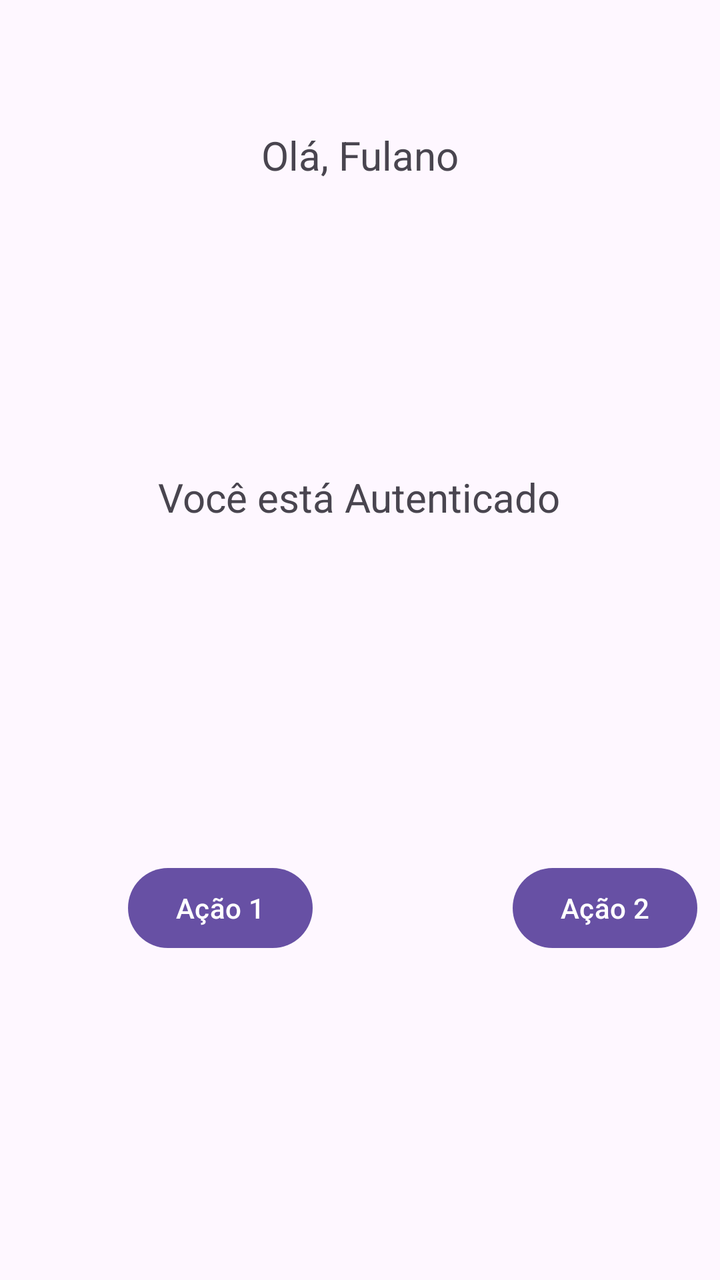
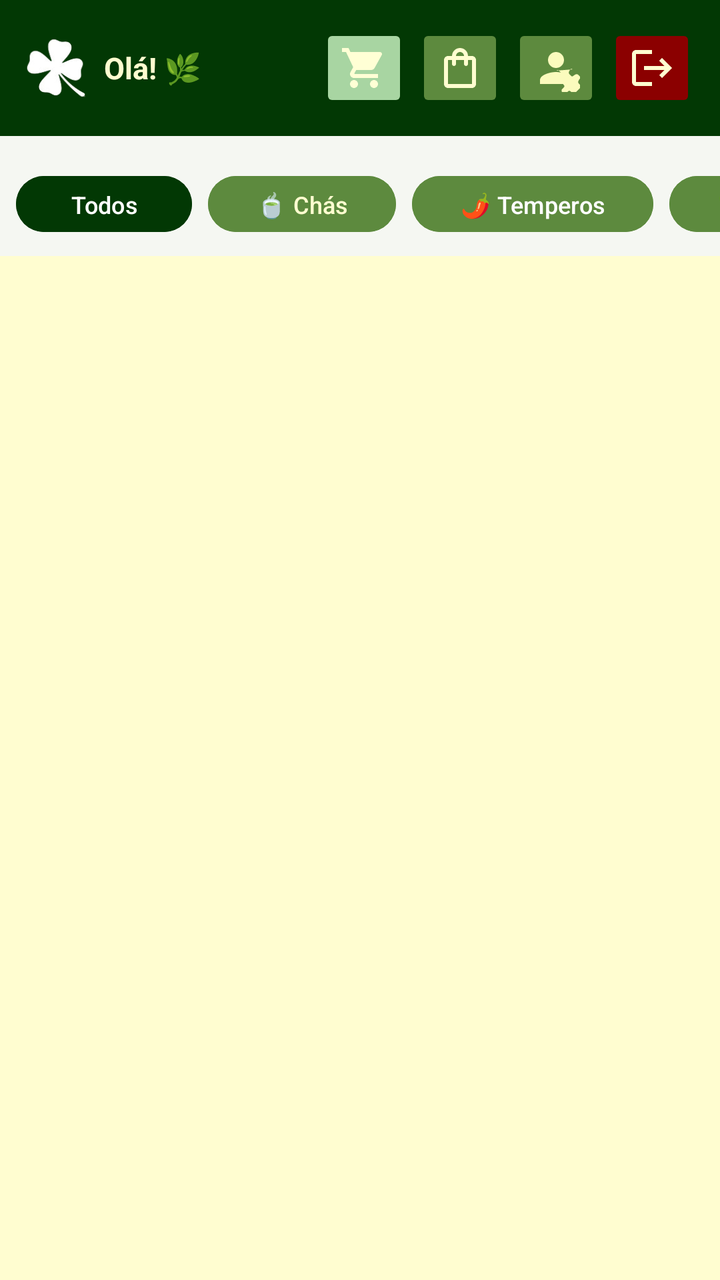

The first picture is an Android layout as it rendered before a commit; the second is the same layout after the commit. The layout source and the unified diff follow.
<!-- AndroidManifest.xml: application theme Theme.AppLoginTest -->
<!-- res/layout/activity_home.xml -->
<?xml version="1.0" encoding="utf-8"?>
<androidx.constraintlayout.widget.ConstraintLayout xmlns:android="http://schemas.android.com/apk/res/android"
    xmlns:app="http://schemas.android.com/apk/res-auto"
    xmlns:tools="http://schemas.android.com/tools"
    android:id="@+id/main"
    android:layout_width="match_parent"
    android:layout_height="match_parent"
    tools:context=".HomeActivity">

    <TextView
        android:id="@+id/textView2"
        android:layout_width="wrap_content"
        android:layout_height="wrap_content"
        android:layout_marginTop="64dp"
        android:text="Olá, Fulano"
        android:textSize="20sp"
        app:layout_constraintEnd_toEndOf="parent"
        app:layout_constraintStart_toStartOf="parent"
        app:layout_constraintTop_toTopOf="parent" />

    <TextView
        android:id="@+id/textView3"
        android:layout_width="wrap_content"
        android:layout_height="wrap_content"
        android:layout_marginTop="144dp"
        android:text="Você está Autenticado"
        android:textSize="20sp"
        app:layout_constraintEnd_toEndOf="parent"
        app:layout_constraintHorizontal_bias="0.498"
        app:layout_constraintStart_toStartOf="parent"
        app:layout_constraintTop_toBottomOf="@+id/textView2" />

    <Button
        android:id="@+id/button2"
        android:layout_width="wrap_content"
        android:layout_height="wrap_content"
        android:layout_marginStart="64dp"
        android:layout_marginTop="168dp"
        android:text="Ação 1"
        app:layout_constraintStart_toStartOf="parent"
        app:layout_constraintTop_toBottomOf="@+id/textView3" />

    <Button
        android:id="@+id/button3"
        android:layout_width="wrap_content"
        android:layout_height="wrap_content"
        android:layout_marginStart="100dp"
        android:text="Ação 2"
        app:layout_constraintBottom_toBottomOf="@+id/button2"
        app:layout_constraintStart_toEndOf="@+id/button2"
        app:layout_constraintTop_toTopOf="@+id/button2"
        app:layout_constraintVertical_bias="0.0" />
</androidx.constraintlayout.widget.ConstraintLayout>
<!-- resources referenced by this layout -->
<resources>
  <style name="Theme.AppLoginTest" parent="Base.Theme.AppLoginTest" />
  <style name="Base.Theme.AppLoginTest" parent="Theme.Material3.DayNight.NoActionBar">
          
          
      </style>
</resources>

<!-- the commit's change to res/layout/activity_home.xml (unified diff, before → after) -->
@@ -1,53 +1,173 @@
 <?xml version="1.0" encoding="utf-8"?>
 <androidx.constraintlayout.widget.ConstraintLayout xmlns:android="http://schemas.android.com/apk/res/android"
     xmlns:app="http://schemas.android.com/apk/res-auto"
-    xmlns:tools="http://schemas.android.com/tools"
     android:id="@+id/main"
     android:layout_width="match_parent"
     android:layout_height="match_parent"
-    tools:context=".HomeActivity">
+    android:background="#F5F7F2">
 
-    <TextView
-        android:id="@+id/textView2"
+    
+    <LinearLayout
+        android:id="@+id/header"
+        android:layout_width="0dp"
+        android:layout_height="wrap_content"
+        android:background="#023804"
+        android:orientation="horizontal"
+        android:padding="12dp"
+        android:gravity="center_vertical"
+        app:layout_constraintEnd_toEndOf="parent"
+        app:layout_constraintStart_toStartOf="parent"
+        app:layout_constraintTop_toTopOf="parent">
+
+        <ImageView
+            android:layout_width="32dp"
+            android:layout_height="32dp"
+            app:srcCompat="@drawable/icone_essencia" />
+
+        <TextView
+            android:id="@+id/tvSaudacao"
+            android:layout_width="0dp"
+            android:layout_height="wrap_content"
+            android:layout_marginStart="8dp"
+            android:layout_weight="1"
+            android:text="Olá! 🌿"
+            android:textColor="#FFFDD0"
+            android:textSize="15sp"
+            android:textStyle="bold" />
+
+        
+        <FrameLayout
+            android:layout_width="wrap_content"
+            android:layout_height="wrap_content">
+
+            <ImageButton
+                android:id="@+id/btnCarrinho"
+                android:layout_width="44dp"
+                android:layout_height="44dp"
+                android:backgroundTint="#A8D5A2"
+                android:padding="10dp"
+                android:src="@drawable/baseline_shopping_cart_24"
+                app:tint="#FFFFD5" />
+
+            <TextView
+                android:id="@+id/tvCarrinhoQtd"
+                android:layout_width="18dp"
+                android:layout_height="18dp"
+                android:layout_gravity="top|end"
+                android:background="#FF5722"
+                android:gravity="center"
+                android:text="0"
+                android:textColor="#FFFFFF"
+                android:textSize="10sp"
+                android:visibility="gone" />
+        </FrameLayout>
+
+        
+        <ImageButton
+            android:id="@+id/btnPedidos"
+            android:layout_width="44dp"
+            android:layout_height="44dp"
+            android:layout_marginStart="4dp"
+            android:backgroundTint="#5D8A3E"
+            android:padding="10dp"
+            android:src="@drawable/ic_pedidos"
+            app:tint="#FFFDD0"
+            app:cornerRadius="22dp" />
+
+        
+        <ImageButton
+            android:id="@+id/btnAdmin"
+            android:layout_width="44dp"
+            android:layout_height="44dp"
+            android:layout_marginStart="4dp"
+            android:backgroundTint="#5D8A3E"
+            android:padding="10dp"
+            android:src="@drawable/ic_account_settings"
+            app:tint="#FBFBBD"
+            app:cornerRadius="22dp" />
+
+        
+        <ImageButton
+            android:id="@+id/btnLogout"
+            android:layout_width="44dp"
+            android:layout_height="44dp"
+            android:layout_marginStart="4dp"
+            android:backgroundTint="#8B0000"
+            android:padding="10dp"
+            android:src="@drawable/ic_logout"
+            app:tint="#FFFDD0"
+            app:cornerRadius="22dp" />
+
+    </LinearLayout>
+
+    
+    <HorizontalScrollView
+        android:id="@+id/scrollCategorias"
+        android:layout_width="0dp"
+        android:layout_height="wrap_content"
+        android:layout_marginTop="8dp"
+        android:scrollbars="none"
+        app:layout_constraintEnd_toEndOf="parent"
+        app:layout_constraintStart_toStartOf="parent"
+        app:layout_constraintTop_toBottomOf="@+id/header">
+
+        <LinearLayout
+            android:layout_width="wrap_content"
+            android:layout_height="wrap_content"
+            android:orientation="horizontal"
+            android:padding="8dp">
+
+            <Button android:id="@+id/chipTodos"
+                android:layout_width="wrap_content" android:layout_height="36dp"
+                android:layout_marginEnd="8dp" android:backgroundTint="#023804"
+                android:text="Todos" android:textColor="#FFF" android:textSize="12sp"
+                app:cornerRadius="18dp" />
+
+            <Button android:id="@+id/chipChas"
+                android:layout_width="wrap_content" android:layout_height="36dp"
+                android:layout_marginEnd="8dp" android:backgroundTint="#5D8A3E"
+                android:text="🍵 Chás" android:textColor="#FFFDD0" android:textSize="12sp"
+                app:cornerRadius="18dp" />
+
+            <Button android:id="@+id/chipTemperos"
+                android:layout_width="wrap_content" android:layout_height="36dp"
+                android:layout_marginEnd="8dp" android:backgroundTint="#5D8A3E"
+                android:text="🌶 Temperos" android:textColor="#FFF" android:textSize="12sp"
+                app:cornerRadius="18dp" />
+
+            <Button android:id="@+id/chipErvas"
+                android:layout_width="wrap_content" android:layout_height="36dp"
+                android:layout_marginEnd="8dp" android:backgroundTint="#5D8A3E"
+                android:text="🌿 Ervas" android:textColor="#FFF" android:textSize="12sp"
+                app:cornerRadius="18dp" />
+
+            <Button android:id="@+id/chipCosmeticos"
+                android:layout_width="wrap_content" android:layout_height="36dp"
+                android:backgroundTint="#5D8A3E"
+                android:text="✨ Cosméticos" android:textColor="#FFF" android:textSize="12sp"
+                app:cornerRadius="18dp" />
+        </LinearLayout>
+    </HorizontalScrollView>
+
+    <ProgressBar
+        android:id="@+id/progressBar"
         android:layout_width="wrap_content"
         android:layout_height="wrap_content"
-        android:layout_marginTop="64dp"
-        android:text="Olá, Fulano"
-        android:textSize="20sp"
+        android:visibility="gone"
+        app:layout_constraintBottom_toBottomOf="parent"
         app:layout_constraintEnd_toEndOf="parent"
         app:layout_constraintStart_toStartOf="parent"
-        app:layout_constraintTop_toTopOf="parent" />
+        app:layout_constraintTop_toBottomOf="@+id/scrollCategorias" />
 
-    <TextView
-        android:id="@+id/textView3"
-        android:layout_width="wrap_content"
-        android:layout_height="wrap_content"
-        android:layout_marginTop="144dp"
-        android:text="Você está Autenticado"
-        android:textSize="20sp"
+    <androidx.recyclerview.widget.RecyclerView
+        android:id="@+id/recyclerProdutos"
+        android:layout_width="0dp"
+        android:layout_height="0dp"
+        android:padding="8dp"
+        android:background="#FFFDD0"
+        app:layout_constraintBottom_toBottomOf="parent"
         app:layout_constraintEnd_toEndOf="parent"
-        app:layout_constraintHorizontal_bias="0.498"
         app:layout_constraintStart_toStartOf="parent"
-        app:layout_constraintTop_toBottomOf="@+id/textView2" />
+        app:layout_constraintTop_toBottomOf="@+id/scrollCategorias" />
 
-    <Button
-        android:id="@+id/button2"
-        android:layout_width="wrap_content"
-        android:layout_height="wrap_content"
-        android:layout_marginStart="64dp"
-        android:layout_marginTop="168dp"
-        android:text="Ação 1"
-        app:layout_constraintStart_toStartOf="parent"
-        app:layout_constraintTop_toBottomOf="@+id/textView3" />
-
-    <Button
-        android:id="@+id/button3"
-        android:layout_width="wrap_content"
-        android:layout_height="wrap_content"
-        android:layout_marginStart="100dp"
-        android:text="Ação 2"
-        app:layout_constraintBottom_toBottomOf="@+id/button2"
-        app:layout_constraintStart_toEndOf="@+id/button2"
-        app:layout_constraintTop_toTopOf="@+id/button2"
-        app:layout_constraintVertical_bias="0.0" />
 </androidx.constraintlayout.widget.ConstraintLayout>
<!-- resource entries referenced after the edit -->
@@ -1,5 +1,46 @@
 <!-- resources referenced by this layout -->
 <resources>
+  <!-- drawable baseline_shopping_cart_24 (drawable) -->
+  <vector xmlns:android="http://schemas.android.com/apk/res/android" android:height="24dp" android:tint="#000000" android:viewportHeight="24" android:viewportWidth="24" android:width="24dp">
+        
+      <path android:fillColor="@android:color/white" android:pathData="M7,18c-1.1,0 -1.99,0.9 -1.99,2S5.9,22 7,22s2,-0.9 2,-2 -0.9,-2 -2,-2zM1,2v2h2l3.6,7.59 -1.35,2.45c-0.16,0.28 -0.25,0.61 -0.25,0.96 0,1.1 0.9,2 2,2h12v-2L7.42,15c-0.14,0 -0.25,-0.11 -0.25,-0.25l0.03,-0.12 0.9,-1.63h7.45c0.75,0 1.41,-0.41 1.75,-1.03l3.58,-6.49c0.08,-0.14 0.12,-0.31 0.12,-0.48 0,-0.55 -0.45,-1 -1,-1L5.21,4l-0.94,-2L1,2zM17,18c-1.1,0 -1.99,0.9 -1.99,2s0.89,2 1.99,2 2,-0.9 2,-2 -0.9,-2 -2,-2z"/>
+      
+  </vector>
+  <!-- drawable ic_account_settings (drawable) -->
+  <vector xmlns:android="http://schemas.android.com/apk/res/android"
+      android:width="24dp"
+      android:height="24dp"
+      android:viewportWidth="24"
+      android:viewportHeight="24"
+      android:tint="?attr/colorControlNormal">
+      <path
+          android:fillColor="@android:color/white"
+          android:pathData="M12,12c2.21,0 4,-1.79 4,-4s-1.79,-4 -4,-4s-4,1.79 -4,4s1.79,4 4,4zM12,14c-2.67,0 -8,1.34 -8,4v2h16v-2c0,-2.66 -5.33,-4 -8,-4z"/>
+      <path
+          android:fillColor="@android:color/white"
+          android:pathData="M20.2,12.7c-0.1,-0.2 -0.3,-0.3 -0.5,-0.3s-0.4,0.1 -0.5,0.3c-0.3,0.3 -0.5,0.7 -0.7,1.1c-0.1,0.2 -0.1,0.4 -0.1,0.6s0.1,0.4 0.2,0.6c0.3,0.3 0.6,0.6 0.9,0.9c0.2,0.2 0.4,0.3 0.6,0.3s0.4,-0.1 0.6,-0.3c0.3,-0.3 0.7,-0.5 1.1,-0.7c0.2,-0.1 0.4,-0.1 0.6,-0.1s0.4,0.1 0.6,0.2c0.3,0.3 0.6,0.6 0.9,0.9c0.2,0.2 0.3,0.4 0.3,0.6s-0.1,0.4 -0.3,0.6c-0.3,0.3 -0.5,0.7 -0.7,1.1c-0.1,0.2 -0.1,0.4 -0.1,0.6s0.1,0.4 0.2,0.6c0.3,0.3 0.6,0.6 0.9,0.9c0.2,0.2 0.3,0.4 0.3,0.6s-0.1,0.4 -0.3,0.6l-2.8,2.8c-0.2,0.2 -0.4,0.3 -0.6,0.3s-0.4,-0.1 -0.6,-0.3c-0.3,-0.3 -0.6,-0.6 -0.9,-0.9c-0.2,-0.2 -0.4,-0.3 -0.6,-0.3s-0.4,0.1 -0.6,0.2l-1.3,1.3c-0.2,0.2 -0.3,0.3 -0.6,0.3s-0.4,-0.1 -0.6,-0.3c-0.3,-0.3 -0.5,-0.7 -0.7,-1.1c-0.1,-0.2 -0.1,-0.4 -0.1,-0.6s0.1,-0.4 0.2,-0.6c0.3,-0.3 0.6,-0.6 0.9,-0.9c0.2,-0.2 0.3,-0.4 0.3,-0.6s-0.1,-0.4 -0.3,-0.6c-0.3,-0.3 -0.5,-0.7 -0.7,-1.1c-0.1,-0.2 -0.1,-0.4 -0.1,-0.6s0.1,-0.4 0.2,-0.6c0.3,-0.3 0.6,-0.6 0.9,-0.9c0.2,-0.2 0.3,-0.4 0.3,-0.6s-0.1,-0.4 -0.3,-0.6l-2.8,-2.8c-0.2,-0.2 -0.4,-0.3 -0.6,-0.3s-0.4,0.1 -0.6,0.3z"/>
+  </vector>
+  <!-- drawable ic_logout (drawable) -->
+  <vector xmlns:android="http://schemas.android.com/apk/res/android"
+      android:width="24dp"
+      android:height="24dp"
+      android:viewportWidth="24"
+      android:viewportHeight="24">
+      <path
+          android:fillColor="#FFFDD0"
+          android:pathData="M17,7l-1.41,1.41L18.17,11H8v2h10.17l-2.58,2.58L17,17l5,-5zM4,5h8V3H4C2.9,3 2,3.9 2,5v14c0,1.1 0.9,2 2,2h8v-2H4z"/>
+  </vector>
+  <!-- drawable ic_pedidos (drawable) -->
+  <vector xmlns:android="http://schemas.android.com/apk/res/android"
+      android:width="24dp"
+      android:height="24dp"
+      android:viewportWidth="24"
+      android:viewportHeight="24">
+      <path
+          android:fillColor="#FFFDD0"
+          android:pathData="M18,6h-2c0,-2.21 -1.79,-4 -4,-4S8,3.79 8,6H6c-1.1,0 -2,0.9 -2,2v12c0,1.1 0.9,2 2,2h12c1.1,0 2,-0.9 2,-2V8c0,-1.1 -0.9,-2 -2,-2zM12,4c1.1,0 2,0.9 2,2h-4c0,-1.1 0.9,-2 2,-2zM18,20H6V8h2v2c0,0.55 0.45,1 1,1s1,-0.45 1,-1V8h4v2c0,0.55 0.45,1 1,1s1,-0.45 1,-1V8h2v12z"/>
+  </vector>
+  <!-- drawable icone_essencia: png bitmap (drawable, 7572 bytes) -->
   <style name="Theme.AppLoginTest" parent="Base.Theme.AppLoginTest" />
   <style name="Base.Theme.AppLoginTest" parent="Theme.Material3.DayNight.NoActionBar">
           
